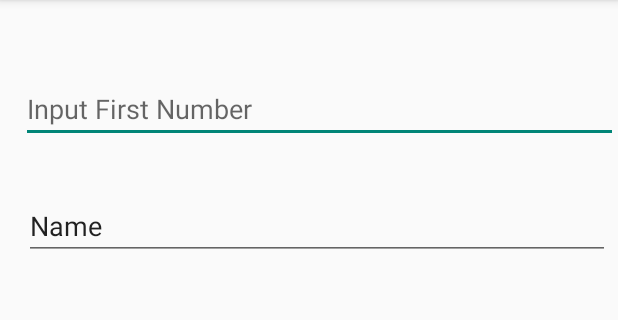
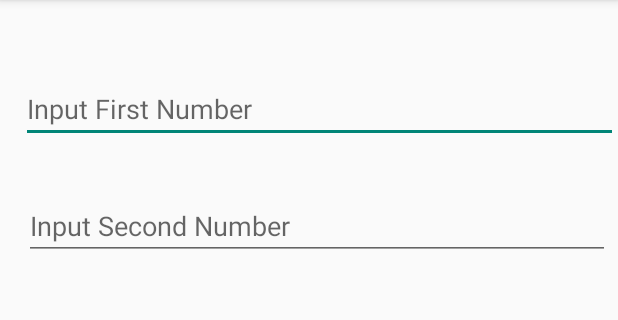
Before and after one commit to KumarSanskar/Simple_Calculator, an Android app: the screen it shows after launch (MainActivity), on a phone screen of 412 x 824 dp, the part 84-404 px from its top. Run offline under Robolectric (Android 15) with nearby library versions, the light colour scheme and no system bars.

Commit message:
set the hint attribute with text Input Second Number and edited id to editText2

```diff
--- a/app/src/main/res/layout/activity_main.xml
+++ b/app/src/main/res/layout/activity_main.xml
@@ -22,7 +22,7 @@
         android:inputType="textPersonName" />
 
     <EditText
-        android:id="@+id/editTextTextPersonName2"
+        android:id="@+id/editText2"
         android:layout_width="match_parent"
         android:layout_height="wrap_content"
         android:layout_alignStart="@+id/editText"
@@ -36,6 +36,6 @@
         android:layout_marginEnd="5dp"
         android:layout_marginRight="5dp"
         android:ems="10"
-        android:inputType="textPersonName"
-        android:text="Name" />
+        android:hint="Input Second Number"
+        android:inputType="textPersonName" />
 </RelativeLayout>
```
